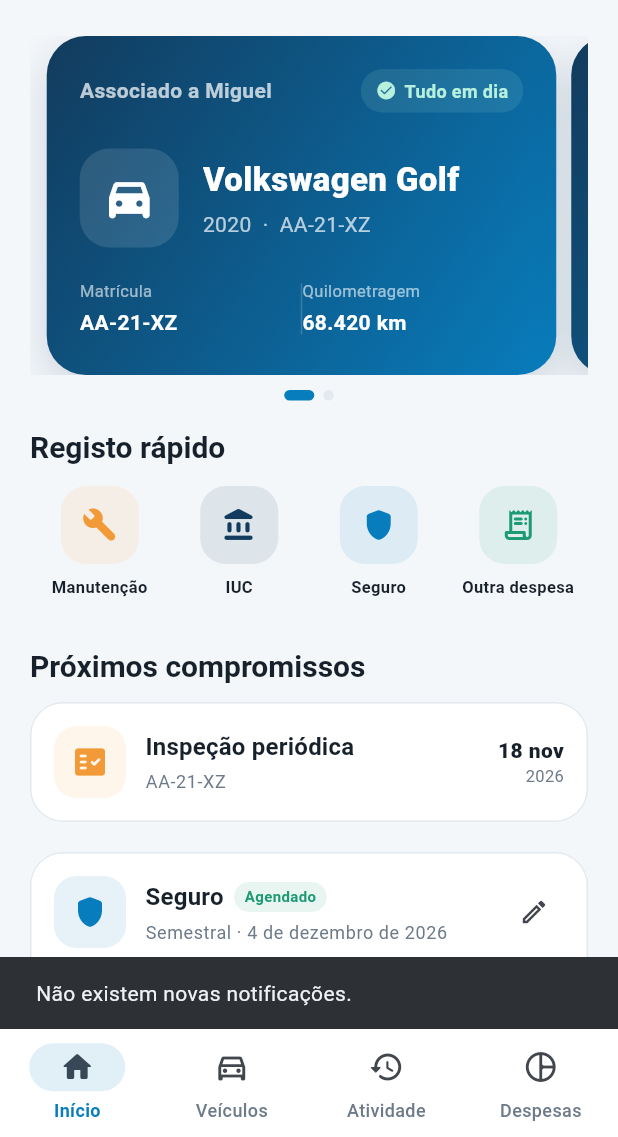
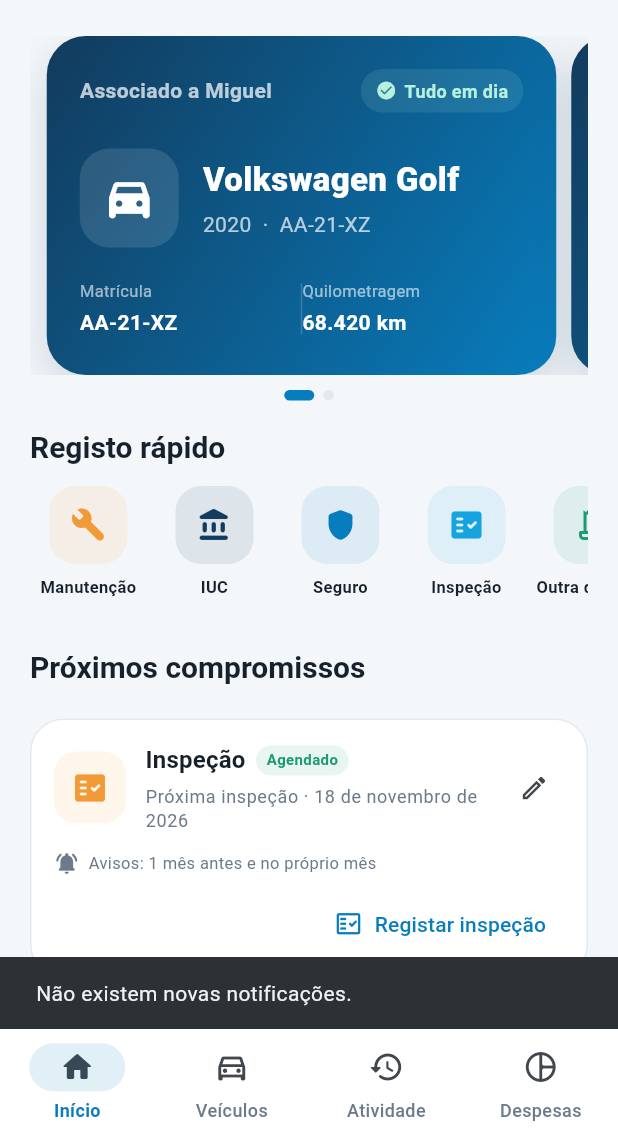
Before and after one commit to tiagofngomes/CarBase, a Flutter app: the screen it shows after launch, after a tap on the "notifications none" icon, on a phone screen of 412 x 824 dp, the part 99-1236 px from its top. Run offline on Flutter 3.47's test engine with Material 3 defaults, Android fonts, the phone set to English and light mode, and no system bars; our stand-ins replace drift, drift_flutter; accounts and stored records are empty; generated files the repository leaves out were written again.

Commit message:
Refactor code structure for improved readability and maintainability

```diff
--- /dev/null
+++ b/lib/app/bootstrap.dart
@@ -0,0 +1,137 @@
+import 'package:flutter/material.dart';
+
+import '../data/local/app_database.dart';
+import '../data/local/carbase_repository.dart';
+import 'app.dart';
+import 'theme/app_colors.dart';
+import 'theme/app_theme.dart';
+
+class CarBaseBootstrap extends StatefulWidget {
+  const CarBaseBootstrap({super.key});
+
+  @override
+  State<CarBaseBootstrap> createState() => _CarBaseBootstrapState();
+}
+
+class _CarBaseBootstrapState extends State<CarBaseBootstrap> {
+  late Future<_StartupData> _startup;
+
+  @override
+  void initState() {
+    super.initState();
+    _startup = _initialize();
+  }
+
+  Future<_StartupData> _initialize() async {
+    final repository = CarBaseRepository(AppDatabase());
+    final initialData = await repository.initialize();
+    return _StartupData(repository, initialData);
+  }
+
+  @override
+  Widget build(BuildContext context) {
+    return FutureBuilder<_StartupData>(
+      future: _startup,
+      builder: (context, snapshot) {
+        if (snapshot.hasData) {
+          return CarBaseApp(
+            repository: snapshot.data!.repository,
+            initialData: snapshot.data!.snapshot,
+          );
+        }
+
+        return MaterialApp(
+          debugShowCheckedModeBanner: false,
+          theme: AppTheme.light,
+          home: Scaffold(
+            body: SafeArea(
+              child: Center(
+                child: snapshot.hasError
+                    ? _StartupError(
+                        onRetry: () => setState(() => _startup = _initialize()),
+                      )
+                    : const _StartupLoading(),
+              ),
+            ),
+          ),
+        );
+      },
+    );
+  }
+}
+
+class _StartupLoading extends StatelessWidget {
+  const _StartupLoading();
+
+  @override
+  Widget build(BuildContext context) {
+    return const Column(
+      mainAxisSize: MainAxisSize.min,
+      children: [
+        SizedBox(
+          width: 34,
+          height: 34,
+          child: CircularProgressIndicator(strokeWidth: 3),
+        ),
+        SizedBox(height: 18),
+        Text('A preparar a sua garagem…'),
+      ],
+    );
+  }
+}
+
+class _StartupError extends StatelessWidget {
+  const _StartupError({required this.onRetry});
+
+  final VoidCallback onRetry;
+
+  @override
+  Widget build(BuildContext context) {
+    return Padding(
+      padding: const EdgeInsets.all(32),
+      child: Column(
+        mainAxisSize: MainAxisSize.min,
+        children: [
+          Container(
+            width: 58,
+            height: 58,
+            decoration: BoxDecoration(
+              color: AppColors.danger.withValues(alpha: .1),
+              borderRadius: BorderRadius.circular(18),
+            ),
+            child: const Icon(
+              Icons.storage_rounded,
+              color: AppColors.danger,
+              size: 28,
+            ),
+          ),
+          const SizedBox(height: 18),
+          Text(
+            'Não foi possível abrir os dados locais',
+            textAlign: TextAlign.center,
+            style: Theme.of(context).textTheme.titleLarge,
+          ),
+          const SizedBox(height: 8),
+          Text(
+            'Os seus dados não foram alterados. Tente abrir novamente.',
+            textAlign: TextAlign.center,
+            style: Theme.of(context).textTheme.bodyMedium,
+          ),
+          const SizedBox(height: 20),
+          FilledButton.icon(
+            onPressed: onRetry,
+            icon: const Icon(Icons.refresh_rounded),
+            label: const Text('Tentar novamente'),
+          ),
+        ],
+      ),
+    );
+  }
+}
+
+class _StartupData {
+  const _StartupData(this.repository, this.snapshot);
+
+  final CarBaseRepository repository;
+  final CarBaseSnapshot snapshot;
+}
--- a/lib/data/demo_data.dart
+++ b/lib/data/demo_data.dart
@@ -131,6 +131,13 @@
       provider: 'Fidelidade',
     ),
     RecurringObligation(
+      id: '1-inspection',
+      vehicleId: '1',
+      type: RecordType.inspection,
+      frequency: PaymentFrequency.annual,
+      nextDueDate: DateTime(2026, 11, 18),
+    ),
+    RecurringObligation(
       id: '2-iuc',
       vehicleId: '2',
       type: RecordType.iuc,
@@ -146,5 +153,12 @@
       nextDueDate: DateTime(2026, 10, 15),
       provider: 'Ageas',
     ),
+    RecurringObligation(
+      id: '2-inspection',
+      vehicleId: '2',
+      type: RecordType.inspection,
+      frequency: PaymentFrequency.annual,
+      nextDueDate: DateTime(2027, 2, 6),
+    ),
   ];
 }
--- a/lib/data/local/app_database.dart
+++ b/lib/data/local/app_database.dart
@@ -57,7 +57,16 @@
 @DriftDatabase(tables: [VehicleEntries, ObligationEntries, EventEntries])
 class AppDatabase extends _$AppDatabase {
   AppDatabase([QueryExecutor? executor])
-    : super(executor ?? driftDatabase(name: 'carbase'));
+    : super(
+        executor ??
+            driftDatabase(
+              name: 'carbase',
+              web: DriftWebOptions(
+                sqlite3Wasm: Uri.parse('sqlite3.wasm'),
+                driftWorker: Uri.parse('drift_worker.js'),
+              ),
+            ),
+      );
 
   @override
   int get schemaVersion => 1;
--- a/lib/data/local/carbase_repository.dart
+++ b/lib/data/local/carbase_repository.dart
@@ -40,6 +40,26 @@
           await saveEvent(event);
         }
       });
+    }
+    final vehicles = await database.select(database.vehicleEntries).get();
+    final obligations = await database.select(database.obligationEntries).get();
+    for (final vehicle in vehicles) {
+      final hasInspection = obligations.any(
+        (item) =>
+            item.vehicleId == vehicle.id &&
+            item.type == RecordType.inspection.name,
+      );
+      if (!hasInspection && (vehicle.id == '1' || vehicle.id == '2')) {
+        await saveObligation(
+          RecurringObligation(
+            id: '${vehicle.id}-inspection',
+            vehicleId: vehicle.id,
+            type: RecordType.inspection,
+            frequency: PaymentFrequency.annual,
+            nextDueDate: vehicle.nextInspection,
+          ),
+        );
+      }
     }
     return load();
   }
--- a/lib/features/dashboard/presentation/dashboard_page.dart
+++ b/lib/features/dashboard/presentation/dashboard_page.dart
@@ -9,11 +9,11 @@
 import '../../obligations/presentation/obligation_reminder_card.dart';
 import '../../obligations/presentation/obligation_setup_sheet.dart';
 import '../../obligations/presentation/payment_confirmation_sheet.dart';
+import '../../obligations/presentation/inspection_completion_sheet.dart';
 import '../../records/presentation/event_actions.dart';
 import 'widgets/dashboard_header.dart';
 import 'widgets/event_tile.dart';
 import 'widgets/quick_actions.dart';
-import 'widgets/upcoming_card.dart';
 import 'widgets/vehicle_hero_card.dart';
 
 class DashboardPage extends StatefulWidget {
@@ -26,6 +26,7 @@
     required this.events,
     required this.onObligationSaved,
     required this.onObligationPaid,
+    required this.onInspectionCompleted,
     required this.onEventSaved,
     required this.onEventDeleted,
   });
@@ -43,6 +44,15 @@
     String? notes,
   )
   onObligationPaid;
+  final void Function(
+    RecurringObligation obligation,
+    DateTime completedAt,
+    DateTime nextInspection,
+    String result,
+    double amount,
+    String? notes,
+  )
+  onInspectionCompleted;
   final ValueChanged<VehicleEvent> onEventSaved;
   final ValueChanged<VehicleEvent> onEventDeleted;
 
@@ -141,19 +151,11 @@
               const SizedBox(height: 24),
               const SectionHeader(title: 'Próximos compromissos'),
               const SizedBox(height: 12),
-              UpcomingCard(
-                title: 'Inspeção periódica',
-                date: _selectedVehicle.nextInspection,
-                icon: Icons.fact_check_rounded,
-                color: AppColors.warning,
-                caption: _selectedVehicle.licensePlate,
-              ),
-              const SizedBox(height: 10),
               for (final obligation in vehicleObligations) ...[
                 const SizedBox(height: 10),
                 ObligationReminderCard(
                   obligation: obligation,
-                  onPaid: () => _markAsPaid(context, obligation),
+                  onPaid: () => _completeObligation(context, obligation),
                   onEdit: () => _editObligation(context, obligation),
                 ),
               ],
@@ -210,10 +212,26 @@
     );
   }
 
-  Future<void> _markAsPaid(
+  Future<void> _completeObligation(
     BuildContext context,
     RecurringObligation obligation,
   ) async {
+    if (obligation.type == RecordType.inspection) {
+      final inspection = await InspectionCompletionSheet.show(context);
+      if (inspection == null || !context.mounted) return;
+      widget.onInspectionCompleted(
+        obligation,
+        inspection.completedAt,
+        inspection.nextInspection,
+        inspection.result,
+        inspection.amount,
+        inspection.notes,
+      );
+      ScaffoldMessenger.of(context).showSnackBar(
+        const SnackBar(content: Text('Inspeção registada com sucesso.')),
+      );
+      return;
+    }
     final payment = await PaymentConfirmationSheet.show(context, obligation);
     if (payment == null || !context.mounted) return;
     widget.onObligationPaid(
--- a/lib/features/dashboard/presentation/widgets/quick_actions.dart
+++ b/lib/features/dashboard/presentation/widgets/quick_actions.dart
@@ -28,14 +28,20 @@
       (RecordType.maintenance, AppColors.warning),
       (RecordType.iuc, AppColors.navy),
       (RecordType.insurance, AppColors.blue),
+      (RecordType.inspection, AppColors.brightBlue),
       (RecordType.otherExpense, AppColors.success),
     ];
 
-    return Row(
-      crossAxisAlignment: CrossAxisAlignment.start,
-      children: actions
-          .map(
-            (action) => Expanded(
+    return SizedBox(
+      height: 92,
+      child: ListView.separated(
+        scrollDirection: Axis.horizontal,
+        itemCount: actions.length,
+        separatorBuilder: (_, _) => const SizedBox(width: 6),
+        itemBuilder: (context, index) {
+          final action = actions[index];
+          return SizedBox(
+            width: 78,
             child: InkWell(
               borderRadius: BorderRadius.circular(18),
               onTap: () => _openAction(context, action.$1),
@@ -66,14 +72,16 @@
                 ),
               ),
             ),
+          );
+        },
       ),
-          )
-          .toList(),
     );
   }
 
   void _openAction(BuildContext context, RecordType type) {
-    if (type == RecordType.iuc || type == RecordType.insurance) {
+    if (type == RecordType.iuc ||
+        type == RecordType.insurance ||
+        type == RecordType.inspection) {
       final matching = obligations.where(
         (item) => item.vehicleId == vehicle.id && item.type == type,
       );
--- a/lib/features/obligations/presentation/obligation_reminder_card.dart
+++ b/lib/features/obligations/presentation/obligation_reminder_card.dart
@@ -35,7 +35,10 @@
   Widget build(BuildContext context) {
     final color = obligation.type == RecordType.iuc
         ? AppColors.navy
+        : obligation.type == RecordType.inspection
+        ? AppColors.warning
         : AppColors.blue;
+    final isInspection = obligation.type == RecordType.inspection;
 
     return Card(
       child: Padding(
@@ -73,7 +76,9 @@
                       ),
                       const SizedBox(height: 4),
                       Text(
-                        '${obligation.frequency.label} · $_dueLabel',
+                        isInspection
+                            ? 'Próxima inspeção · $_dueLabel'
+                            : '${obligation.frequency.label} · $_dueLabel',
                         style: Theme.of(context).textTheme.bodySmall,
                       ),
                     ],
@@ -108,8 +113,15 @@
               alignment: Alignment.centerRight,
               child: TextButton.icon(
                 onPressed: onPaid,
-                icon: const Icon(Icons.check_circle_outline_rounded, size: 19),
-                label: const Text('Marcar como pago'),
+                icon: Icon(
+                  isInspection
+                      ? Icons.fact_check_outlined
+                      : Icons.check_circle_outline_rounded,
+                  size: 19,
+                ),
+                label: Text(
+                  isInspection ? 'Registar inspeção' : 'Marcar como pago',
+                ),
               ),
             ),
           ],
--- a/lib/main.dart
+++ b/lib/main.dart
@@ -1,12 +1,8 @@
 import 'package:flutter/material.dart';
 
-import 'app/app.dart';
-import 'data/local/app_database.dart';
-import 'data/local/carbase_repository.dart';
+import 'app/bootstrap.dart';
 
-Future<void> main() async {
+void main() {
   WidgetsFlutterBinding.ensureInitialized();
-  final repository = CarBaseRepository(AppDatabase());
-  final initialData = await repository.initialize();
-  runApp(CarBaseApp(repository: repository, initialData: initialData));
+  runApp(const CarBaseBootstrap());
 }
```
Also changed, not shown: lib/features/obligations/presentation/inspection_completion_sheet.dart (added, +228 -0 lines), lib/features/obligations/presentation/obligation_setup_sheet.dart (+9 -4 lines), lib/features/shell/presentation/app_shell.dart (+31 -0 lines), lib/features/vehicles/presentation/vehicle_entry_sheet.dart (+1 -25 lines), 2 other files. Lines whose indentation alone changed are shown as unchanged.
